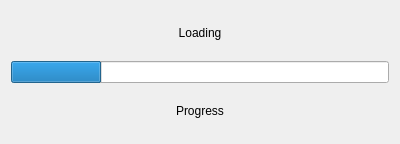
Before: the Qt Designer form audio-jack-web-qt/loadprogressdialog.ui in tux-linux/audio-jack-web, drawn with Qt 5.
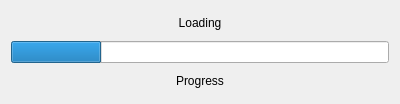
After: the same form once the commit is applied.

Diff of the .ui file:
```diff
--- a/audio-jack-web-qt/loadprogressdialog.ui
+++ b/audio-jack-web-qt/loadprogressdialog.ui
@@ -7,7 +7,7 @@
     <x>0</x>
     <y>0</y>
     <width>400</width>
-    <height>144</height>
+    <height>104</height>
    </rect>
   </property>
   <property name="windowTitle">
```
